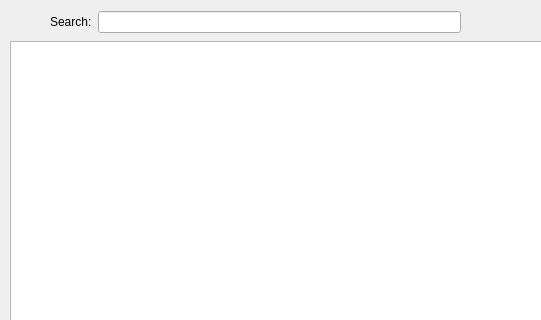
Old version of the form viewbooklist.ui in the repository NadaSulaiman01/Library_management_system; both pictures show x 0 to 541 and y 0 to 320 of the 800 by 600 pixel window.
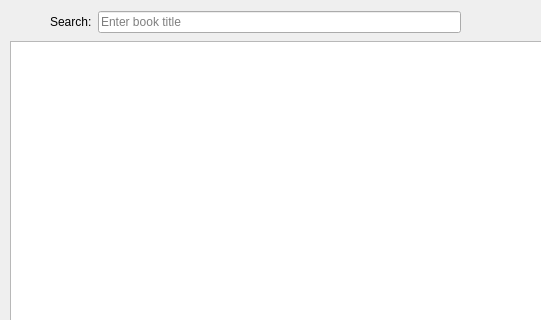
New version of the form.

Commit message: add book search with title synchronized with genre filtering

```diff
--- a/viewbooklist.ui
+++ b/viewbooklist.ui
@@ -196,7 +196,11 @@
       </widget>
      </item>
      <item>
-      <widget class="QLineEdit" name="lineEdit"/>
+      <widget class="QLineEdit" name="lineEdit">
+       <property name="placeholderText">
+        <string>Enter book title</string>
+       </property>
+      </widget>
      </item>
     </layout>
    </widget>
```
Left out of the diff: 2 changed lines with no effect on the pictures. The commit also changes 2 other files.
